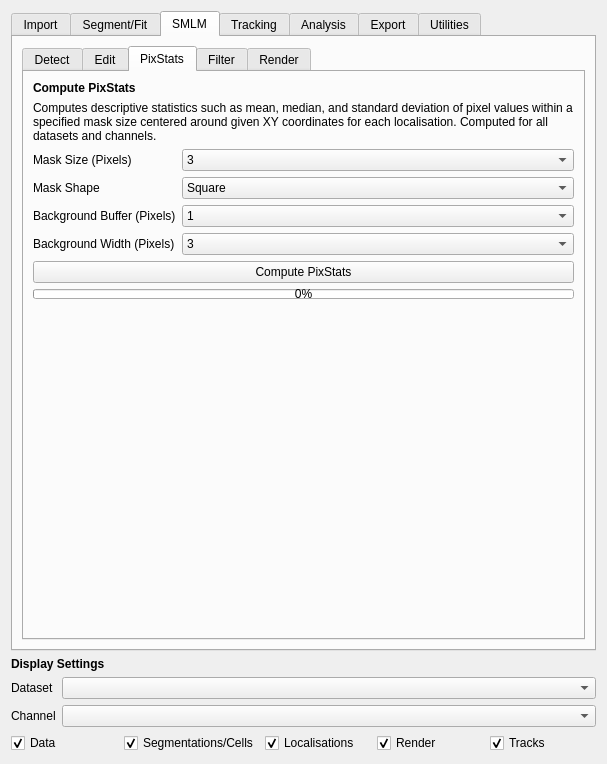
This is src/moltrack/GUI/widget_ui.ui in piedrro/napari-moltrack as Qt 5 draws it before an edit. The edited form follows.
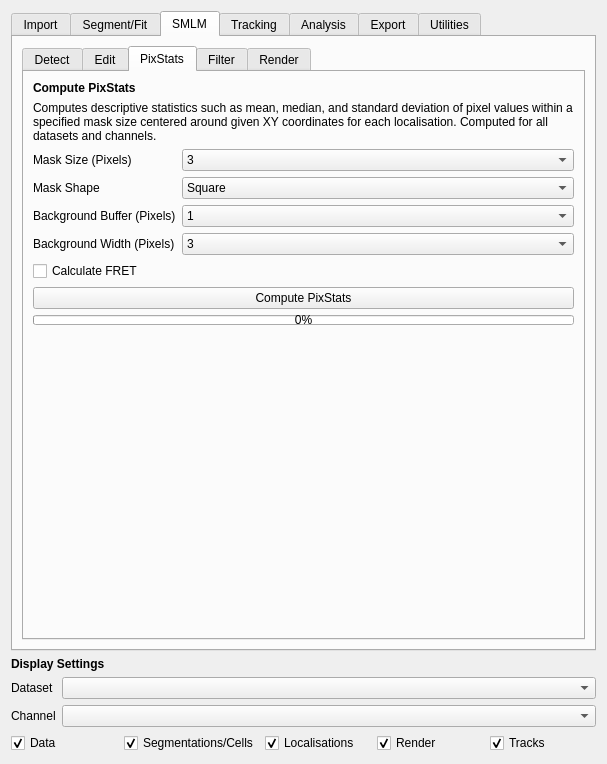
This is the edited form. The open tabs and pages were chosen to show the change.

Patch:
```diff
--- a/src/moltrack/GUI/widget_ui.ui
+++ b/src/moltrack/GUI/widget_ui.ui
@@ -2362,6 +2362,13 @@
              </item>
             </layout>
            </item>
+           <item>
+            <widget class="QCheckBox" name="locs_pixstats_fret">
+             <property name="text">
+              <string>Calculate FRET</string>
+             </property>
+            </widget>
+           </item>
            <item>
             <widget class="QPushButton" name="locs_pixstats_compute">
              <property name="text">
```
Left out of the diff: 7 changed lines with no effect on the pictures.
